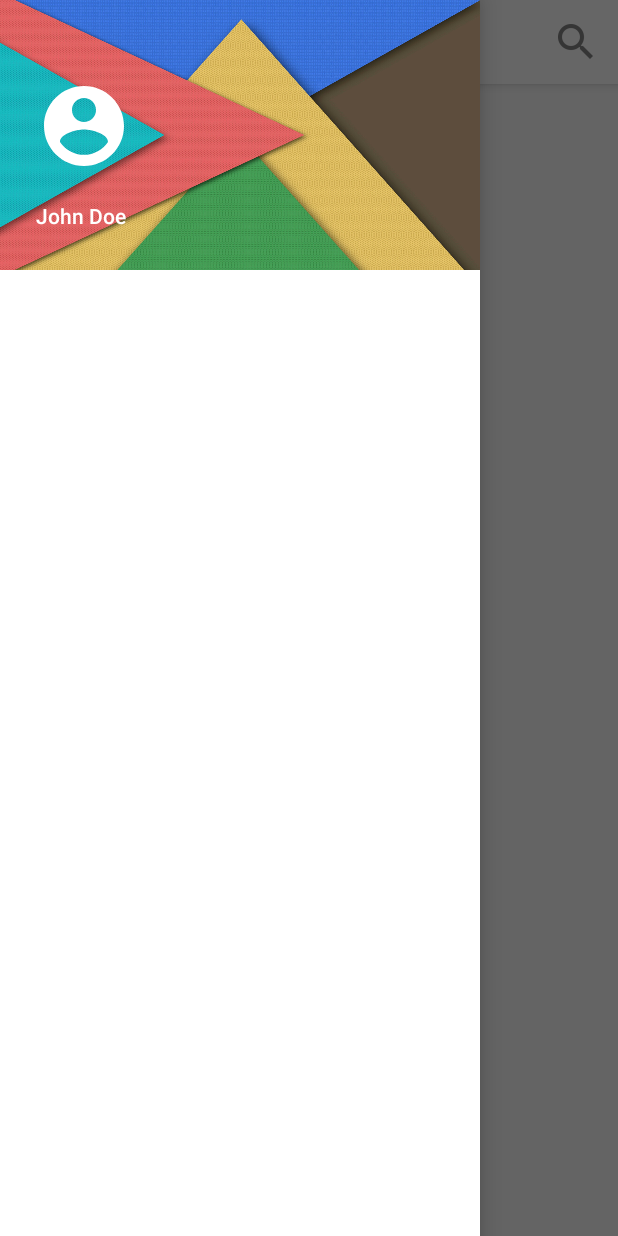
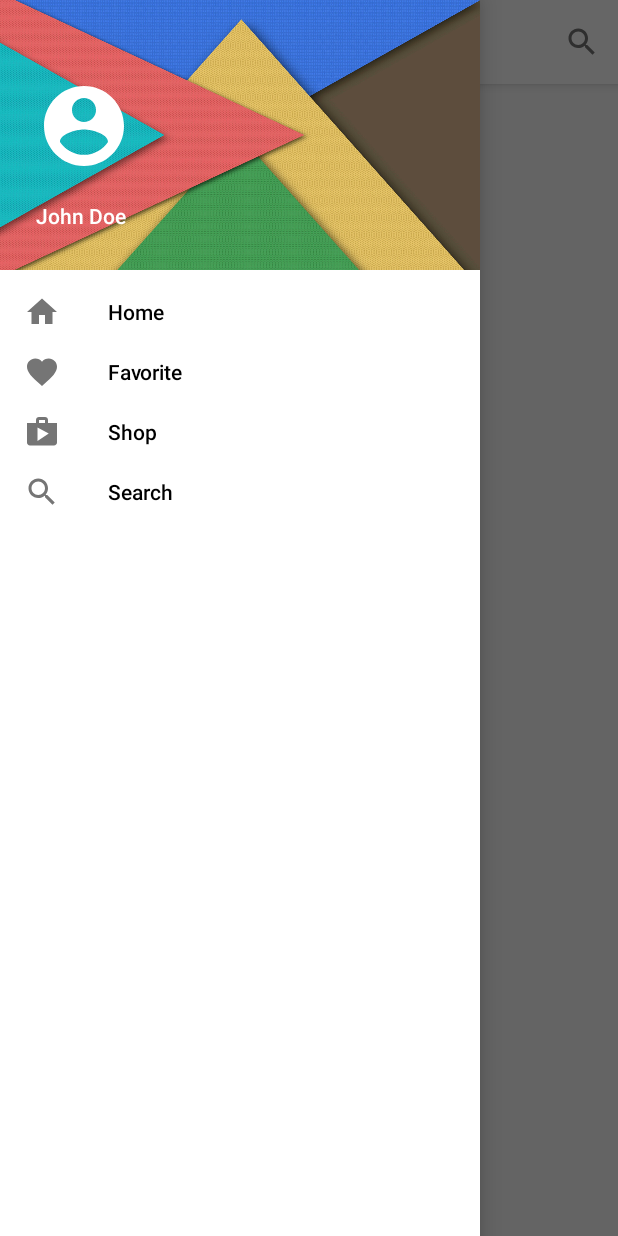
Before and after one commit to AnastasiaZhukova/Layout, an Android app: the screen it shows after launch (MainActivity), with the side drawer open, on a phone screen of 412 x 824 dp. Run offline under Robolectric (Android 15) with nearby library versions, the phone set to English and light mode, and no system bars.

Commit message:
Added navigation drawer body using recycler view

```diff
--- a/app/build.gradle
+++ b/app/build.gradle
@@ -26,5 +26,6 @@ dependencies {
     })
     compile 'com.android.support:appcompat-v7:26.1.0'
     compile 'com.android.support:support-v4:26.1.0'
+    compile 'com.android.support:recyclerview-v7:26.1.0'
     testCompile 'junit:junit:4.12'
 }
--- a/app/src/main/java/com/github/anastasiazhukova/layout/MainActivity.java
+++ b/app/src/main/java/com/github/anastasiazhukova/layout/MainActivity.java
@@ -6,6 +6,8 @@ import android.os.Bundle;
 import android.support.v7.widget.Toolbar;
 import android.view.Menu;
 import android.view.MenuItem;
+
+import com.github.anastasiazhukova.layout.NavigationDrawer.NavigationDrawer;
 
 public class MainActivity extends AppCompatActivity {
 
--- a/app/src/main/java/com/github/anastasiazhukova/layout/NavigationDrawer.java
+++ b/app/src/main/java/com/github/anastasiazhukova/layout/NavigationDrawer/NavigationDrawer.java
@@ -1,21 +1,33 @@
-package com.github.anastasiazhukova.layout;
+package com.github.anastasiazhukova.layout.NavigationDrawer;
 
 import android.os.Bundle;
 import android.support.v4.app.Fragment;
 import android.support.v4.widget.DrawerLayout;
 import android.support.v7.app.ActionBarDrawerToggle;
+import android.support.v7.widget.LinearLayoutManager;
+import android.support.v7.widget.RecyclerView;
 import android.support.v7.widget.Toolbar;
 import android.view.LayoutInflater;
 import android.view.View;
 import android.view.ViewGroup;
+
+import com.github.anastasiazhukova.layout.R;
+
+import java.util.ArrayList;
+import java.util.List;
 
 /**
  * A simple {@link Fragment} subclass.
  */
 public class NavigationDrawer extends Fragment {
 
+    private View mView;
+
     private ActionBarDrawerToggle mActionBarDrawerToggle;
     private DrawerLayout mDrawerLayout;
+
+    private RecyclerView mRecyclerView;
+    private NavigationDrawerAdapter mNavigationDrawerAdapter;
 
     public NavigationDrawer() {
         // Required empty public constructor
@@ -25,7 +37,12 @@ public class NavigationDrawer extends Fragment {
     public View onCreateView(final LayoutInflater inflater, final ViewGroup container,
                              final Bundle savedInstanceState) {
         // Inflate the layout for this fragment
-        return inflater.inflate(R.layout.fragment_navigation_drawer, container, false);
+        mView = inflater.inflate(R.layout.fragment_navigation_drawer, container, false);
+        mRecyclerView = mView.findViewById(R.id.recycler_nav_drawer);
+        mNavigationDrawerAdapter = new NavigationDrawerAdapter(getActivity(), getNavigationDrawerData());
+        mRecyclerView.setAdapter(mNavigationDrawerAdapter);
+        mRecyclerView.setLayoutManager(new LinearLayoutManager(getContext(), LinearLayoutManager.VERTICAL, false));
+        return mView;
     }
 
     public void setUp(final DrawerLayout pDrawerLayout, final Toolbar pToolbar) {
@@ -65,4 +82,23 @@ public class NavigationDrawer extends Fragment {
         });
     }
 
+    static List<NavigationDrawerData> getNavigationDrawerData() {
+        List<NavigationDrawerData> navigationDrawerDataList = new ArrayList<>();
+        final int[] icons = {R.drawable.ic_home,
+                R.drawable.ic_favorite,
+                R.drawable.ic_shop,
+                R.drawable.ic_search};
+        final String[] titles = {"Home",
+                "Favorite",
+                "Shop",
+                "Search"};
+
+        for (int i = 0; i < icons.length && i < titles.length; i++) {
+            navigationDrawerDataList.add(new NavigationDrawerData(icons[i], titles[i]));
+        }
+
+        return navigationDrawerDataList;
+
+    }
+
 }
--- /dev/null
+++ b/app/src/main/java/com/github/anastasiazhukova/layout/NavigationDrawer/NavigationDrawerAdapter.java
@@ -0,0 +1,60 @@
+package com.github.anastasiazhukova.layout.NavigationDrawer;
+
+import android.content.Context;
+import android.support.v7.widget.RecyclerView;
+import android.view.LayoutInflater;
+import android.view.View;
+import android.view.ViewGroup;
+import android.widget.ImageView;
+import android.widget.TextView;
+
+import com.github.anastasiazhukova.layout.R;
+
+import java.util.Collections;
+import java.util.List;
+
+public class NavigationDrawerAdapter extends RecyclerView.Adapter<NavigationDrawerAdapter.NavigationDrawerViewHolder> {
+
+    LayoutInflater mLayoutInflater;
+    List<NavigationDrawerData> mNavigationDrawerDataList = Collections.EMPTY_LIST;
+
+    public NavigationDrawerAdapter(final Context pContext, final List<NavigationDrawerData> pNavigationDrawerDataList) {
+        mLayoutInflater = LayoutInflater.from(pContext);
+        mNavigationDrawerDataList = pNavigationDrawerDataList;
+    }
+
+    @Override
+    public NavigationDrawerViewHolder onCreateViewHolder(final ViewGroup parent, final int viewType) {
+        final View view = mLayoutInflater.inflate(R.layout.nav_drawer_row, parent, false);
+        final NavigationDrawerViewHolder navigationDrawerViewHolder = new NavigationDrawerViewHolder(view);
+        return navigationDrawerViewHolder;
+    }
+
+    @Override
+    public void onBindViewHolder(final NavigationDrawerViewHolder holder, final int position) {
+
+        final NavigationDrawerData navigationDrawerData = mNavigationDrawerDataList.get(position);
+
+        holder.mIconView.setImageResource(navigationDrawerData.getIconId());
+        holder.mTitleView.setText(navigationDrawerData.getTitle());
+    }
+
+    @Override
+    public int getItemCount() {
+        return mNavigationDrawerDataList.size();
+    }
+
+    class NavigationDrawerViewHolder extends RecyclerView.ViewHolder {
+
+        ImageView mIconView;
+        TextView mTitleView;
+
+        NavigationDrawerViewHolder(final View itemView) {
+            super(itemView);
+
+            mIconView = itemView.findViewById(R.id.rowIcon);
+            mTitleView = itemView.findViewById(R.id.rowTitle);
+
+        }
+    }
+}
--- /dev/null
+++ b/app/src/main/java/com/github/anastasiazhukova/layout/NavigationDrawer/NavigationDrawerData.java
@@ -0,0 +1,29 @@
+package com.github.anastasiazhukova.layout.NavigationDrawer;
+
+public class NavigationDrawerData {
+
+    private int mIconId;
+
+    private String mTitle;
+
+    public NavigationDrawerData(final int pIconId, final String pTitle) {
+        mIconId = pIconId;
+        mTitle = pTitle;
+    }
+
+    public int getIconId() {
+        return mIconId;
+    }
+
+    public void setIconId(final int pIconId) {
+        mIconId = pIconId;
+    }
+
+    public String getTitle() {
+        return mTitle;
+    }
+
+    public void setTitle(final String pTitle) {
+        mTitle = pTitle;
+    }
+}
--- /dev/null
+++ b/app/src/main/res/drawable/ic_favorite.xml
@@ -0,0 +1,9 @@
+<vector xmlns:android="http://schemas.android.com/apk/res/android"
+        android:width="24dp"
+        android:height="24dp"
+        android:viewportWidth="24.0"
+        android:viewportHeight="24.0">
+    <path
+        android:fillColor="@color/secondaryDarkColor"
+        android:pathData="M12,21.35l-1.45,-1.32C5.4,15.36 2,12.28 2,8.5 2,5.42 4.42,3 7.5,3c1.74,0 3.41,0.81 4.5,2.09C13.09,3.81 14.76,3 16.5,3 19.58,3 22,5.42 22,8.5c0,3.78 -3.4,6.86 -8.55,11.54L12,21.35z"/>
+</vector>
--- /dev/null
+++ b/app/src/main/res/drawable/ic_home.xml
@@ -0,0 +1,9 @@
+<vector xmlns:android="http://schemas.android.com/apk/res/android"
+        android:width="24dp"
+        android:height="24dp"
+        android:viewportWidth="24.0"
+        android:viewportHeight="24.0">
+    <path
+        android:fillColor="@color/secondaryDarkColor"
+        android:pathData="M10,20v-6h4v6h5v-8h3L12,3 2,12h3v8z"/>
+</vector>
--- /dev/null
+++ b/app/src/main/res/drawable/ic_inbox.xml
@@ -0,0 +1,9 @@
+<vector xmlns:android="http://schemas.android.com/apk/res/android"
+        android:width="24dp"
+        android:height="24dp"
+        android:viewportWidth="24.0"
+        android:viewportHeight="24.0">
+    <path
+        android:fillColor="@color/secondaryDarkColor"
+        android:pathData="M19,3L4.99,3c-1.11,0 -1.98,0.89 -1.98,2L3,19c0,1.1 0.88,2 1.99,2L19,21c1.1,0 2,-0.9 2,-2L21,5c0,-1.11 -0.9,-2 -2,-2zM19,15h-4c0,1.66 -1.35,3 -3,3s-3,-1.34 -3,-3L4.99,15L4.99,5L19,5v10z"/>
+</vector>
--- /dev/null
+++ b/app/src/main/res/drawable/ic_search.xml
@@ -0,0 +1,9 @@
+<vector xmlns:android="http://schemas.android.com/apk/res/android"
+        android:width="24dp"
+        android:height="24dp"
+        android:viewportWidth="24.0"
+        android:viewportHeight="24.0">
+    <path
+        android:fillColor="@color/secondaryDarkColor"
+        android:pathData="M15.5,14h-0.79l-0.28,-0.27C15.41,12.59 16,11.11 16,9.5 16,5.91 13.09,3 9.5,3S3,5.91 3,9.5 5.91,16 9.5,16c1.61,0 3.09,-0.59 4.23,-1.57l0.27,0.28v0.79l5,4.99L20.49,19l-4.99,-5zM9.5,14C7.01,14 5,11.99 5,9.5S7.01,5 9.5,5 14,7.01 14,9.5 11.99,14 9.5,14z"/>
+</vector>
--- /dev/null
+++ b/app/src/main/res/drawable/ic_shop.xml
@@ -0,0 +1,9 @@
+<vector xmlns:android="http://schemas.android.com/apk/res/android"
+        android:width="24dp"
+        android:height="24dp"
+        android:viewportHeight="24.0"
+        android:viewportWidth="24.0">
+    <path
+        android:fillColor="@color/secondaryDarkColor"
+        android:pathData="M16,6L16,4c0,-1.11 -0.89,-2 -2,-2h-4c-1.11,0 -2,0.89 -2,2v2L2,6v13c0,1.11 0.89,2 2,2h16c1.11,0 2,-0.89 2,-2L22,6h-6zM10,4h4v2h-4L10,4zM9,18L9,9l7.5,4L9,18z"/>
+</vector>
--- a/app/src/main/res/layout/activity_main.xml
+++ b/app/src/main/res/layout/activity_main.xml
@@ -20,7 +20,7 @@
 
     <fragment
         android:id="@+id/fragment_drawer"
-        android:name="com.github.anastasiazhukova.layout.NavigationDrawer"
+        android:name="com.github.anastasiazhukova.layout.NavigationDrawer.NavigationDrawer"
         android:layout_width="@dimen/nav_drawer_width"
         android:layout_height="match_parent"
         android:layout_gravity="start"
--- a/app/src/main/res/layout/fragment_navigation_drawer.xml
+++ b/app/src/main/res/layout/fragment_navigation_drawer.xml
@@ -1,11 +1,14 @@
 <LinearLayout xmlns:android="http://schemas.android.com/apk/res/android"
-             xmlns:tools="http://schemas.android.com/tools"
-             android:layout_width="match_parent"
-             android:layout_height="match_parent"
-             android:background="@color/white"
-             tools:context="com.github.anastasiazhukova.layout.NavigationDrawer">
+              xmlns:tools="http://schemas.android.com/tools"
+              android:layout_width="match_parent"
+              android:layout_height="match_parent"
+              android:background="@color/white"
+              android:orientation="vertical"
+              tools:context="com.github.anastasiazhukova.layout.NavigationDrawer.NavigationDrawer">
 
     <include layout="@layout/navigation_drawer_header"/>
 
+    <include layout="@layout/navigation_drawer_body"/>
+
 
 </LinearLayout>
--- /dev/null
+++ b/app/src/main/res/layout/nav_drawer_row.xml
@@ -0,0 +1,31 @@
+<?xml version="1.0" encoding="utf-8"?>
+<LinearLayout
+    xmlns:android="http://schemas.android.com/apk/res/android"
+    xmlns:tools="http://schemas.android.com/tools"
+    android:layout_width="match_parent"
+    android:layout_height="wrap_content"
+    android:orientation="horizontal"
+    android:paddingBottom="8dp"
+    android:paddingTop="8dp">
+
+    <ImageView
+        android:id="@+id/rowIcon"
+        android:layout_width="wrap_content"
+        android:layout_height="wrap_content"
+        android:layout_marginLeft="16dp"
+
+        tools:src="@drawable/ic_inbox"/>
+
+    <TextView
+        android:id="@+id/rowTitle"
+        android:layout_width="wrap_content"
+        android:layout_height="wrap_content"
+        android:layout_gravity="center_vertical|start"
+        android:fontFamily="sans-serif-medium"
+        android:paddingLeft="32dp"
+        android:paddingStart="32dp"
+        android:textColor="@color/perfect_gray"
+        android:textSize="14sp"
+        tools:text="Inbox"/>
+
+</LinearLayout>
--- /dev/null
+++ b/app/src/main/res/layout/navigation_drawer_body.xml
@@ -0,0 +1,10 @@
+<?xml version="1.0" encoding="utf-8"?>
+<android.support.v7.widget.RecyclerView android:id="@+id/recycler_nav_drawer"
+                                        xmlns:android="http://schemas.android.com/apk/res/android"
+                                        android:layout_width="match_parent"
+                                        android:layout_height="wrap_content"
+                                        android:orientation="vertical"
+                                        android:paddingTop="8dp"
+                                        android:scrollbars="none">
+
+</android.support.v7.widget.RecyclerView>
--- a/app/src/main/res/values/colors.xml
+++ b/app/src/main/res/values/colors.xml
@@ -32,4 +32,6 @@
     <color name="black">#000</color>
     <color name="dark_gray">#8A000000</color>
     <color name="light_gray">#1F000000</color>
+
+    <color name="perfect_gray">#FF000000</color>
 </resources>
--- a/app/src/main/res/values/styles.xml
+++ b/app/src/main/res/values/styles.xml
@@ -20,4 +20,10 @@
         <item name="android:textColor">@color/text_white_primary</item>
     </style>
 
+    <style name="DrawerRowTextStyle">
+        <item name="android:textAppearance">@style/TextAppearance.AppCompat.Body2</item>
+        <item name="android:textColor">@color/text_black_secondary</item>
+        <item name="android:textSize">@dimen/text_size_body_14</item>
+    </style>
+
 </resources>
```
Also changed, not shown: app/src/main/res/drawable-hdpi/ic_search.png (deleted), app/src/main/res/drawable-mdpi/ic_search.png (deleted), app/src/main/res/drawable-xhdpi/ic_search.png (deleted), app/src/main/res/drawable-xxhdpi/ic_search.png (deleted).
